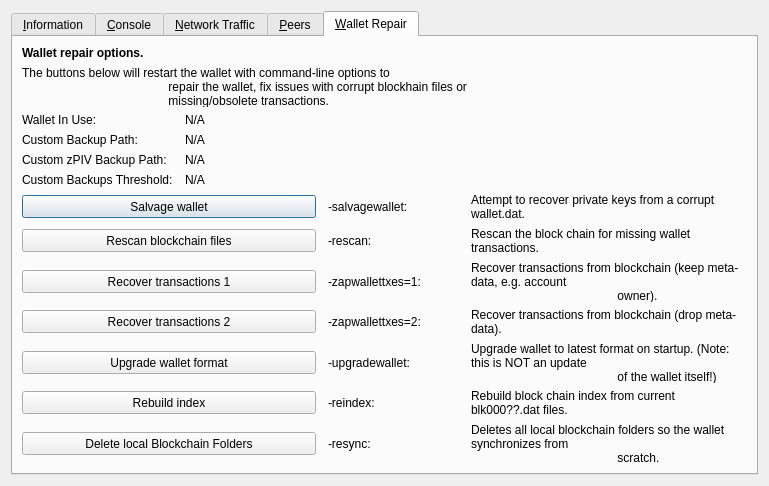
Old version of the form src/qt/forms/rpcconsole.ui in the repository WisprProject/core.
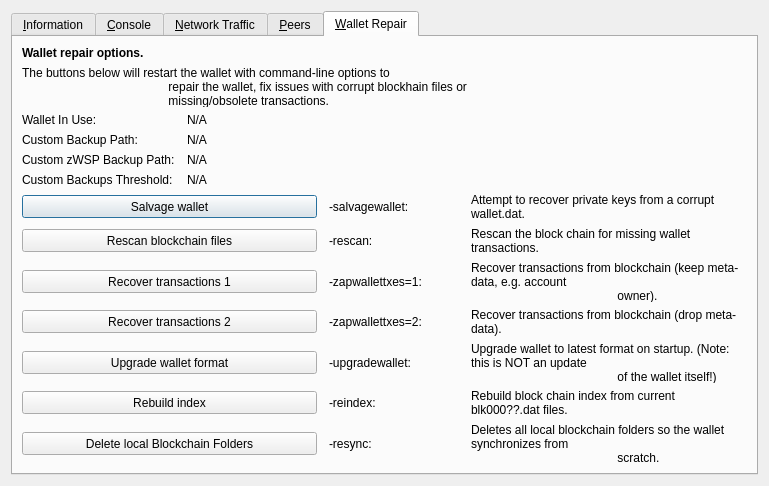
New version of the form. The open tabs and pages were chosen to show the change. Icons and pictures are not drawn. Custom widgets are drawn as their Qt base class.

What changed in the file:
```diff
--- a/src/qt/forms/rpcconsole.ui
+++ b/src/qt/forms/rpcconsole.ui
@@ -1400,7 +1400,7 @@
                             <item row="4" column="0">
                                 <widget class="QLabel" name="wallet_customzpivbackuppath_label">
                                     <property name="text">
-                                        <string>Custom zPIV Backup Path:</string>
+                                        <string>Custom zWSP Backup Path:</string>
                                     </property>
                                     <property name="visible">
                                         <bool>false</bool>
```
Left out of the diff: 6 changed lines with no effect on the pictures.
